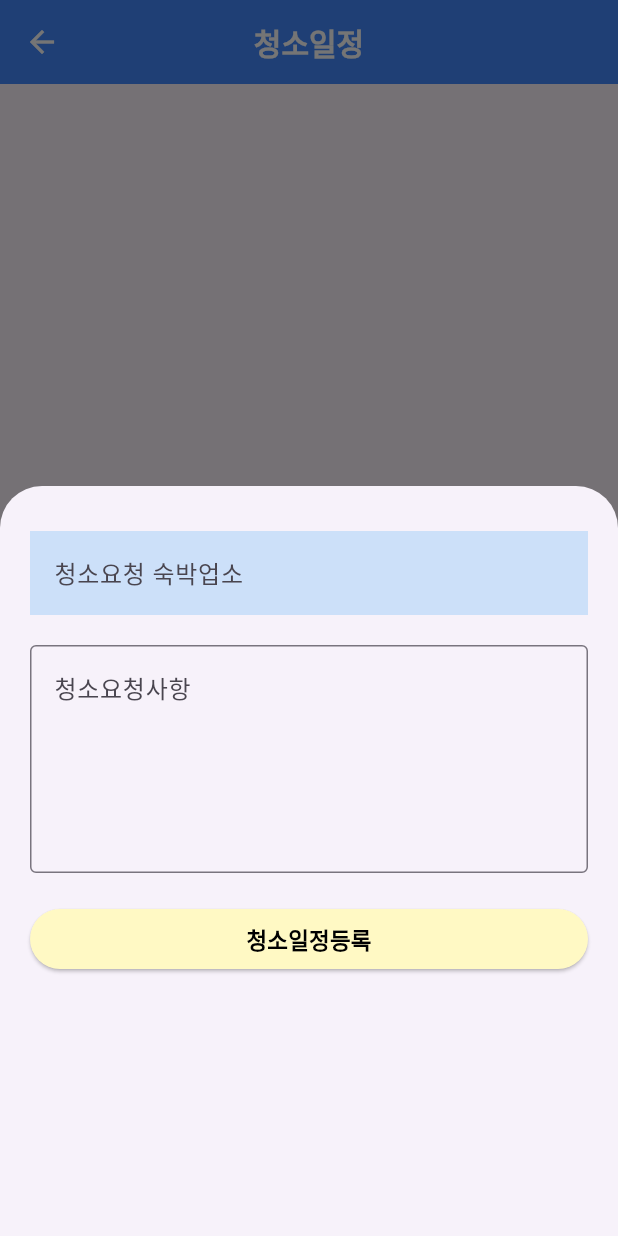
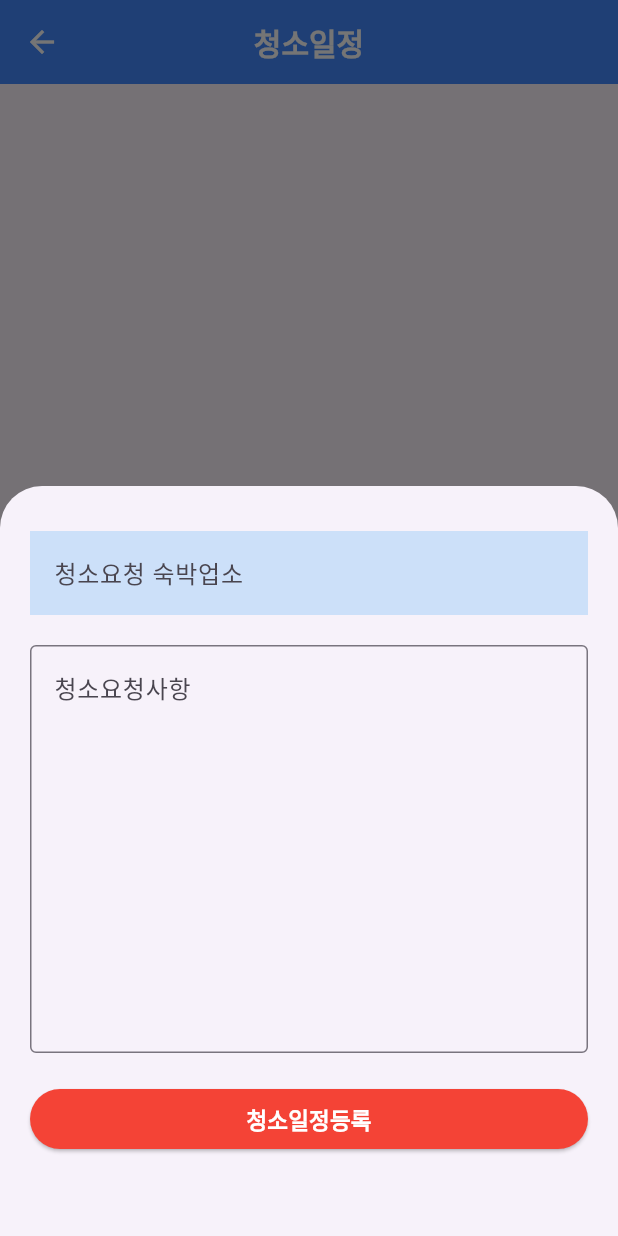
Before and after one commit to gumyeonghun/cleanhai2, a Flutter app: the TodoHomepage screen opened directly, after a tap on the "add" icon, on a phone screen of 412 x 824 dp. Run offline on Flutter 3.47's test engine with Material 3 defaults, Android fonts, the phone set to English and light mode, and no system bars; our stand-ins replace cloud_firestore, firebase_auth, firebase_core, flutter_chat_bubble, modal_progress_hud_nsn; accounts and stored records are empty.

Commit message:
todo 과제 겸 개발2

```diff
--- a/lib/screens/main_screen.dart
+++ b/lib/screens/main_screen.dart
@@ -361,6 +361,7 @@ class _LoginSignupScreenState extends State<LoginSignupScreen> {
                                         height: 15,
                                       ),
                                       TextFormField(
+                                        obscureText: true,
                                         key: ValueKey(5),
                                         validator: (value){
                                           if(value!.isEmpty || value.length < 6){
--- a/lib/tasks/todo_homepage.dart
+++ b/lib/tasks/todo_homepage.dart
@@ -55,9 +55,7 @@ class _TodoHomepageState extends State<TodoHomepage> {
                       labelText: '청소요청 숙박업소',
                       fillColor: Colors.blue.withValues(alpha: 0.2),
                       filled: true,
-                      border:InputBorder.none,
-                                ),
-                  ),
+                      border:InputBorder.none,),                  ),
                   SizedBox(
                     height: 20,
                   ),
@@ -69,13 +67,13 @@ class _TodoHomepageState extends State<TodoHomepage> {
                     TextInputAction.done,
                     keyboardType: TextInputType.text
                     ,
-                    maxLines: 5,
+                    maxLines: 10,
                     controller: controller2,
                     decoration: InputDecoration(
                         border: OutlineInputBorder(
                           borderSide: BorderSide(
                               color: Colors.black,
-                              width: 3.0
+                              width: 5.0
                           ),
                         ),
                         hintText: '청소요청사항'
@@ -86,12 +84,12 @@ class _TodoHomepageState extends State<TodoHomepage> {
                   ),
                   ElevatedButton(
                       style: ElevatedButton.styleFrom(
-                        backgroundColor: Colors.yellow[100],
+                        backgroundColor: Colors.red[500],
                       ),
                       onPressed: (){
                    onCreate();
                   },
-                      child: Text('청소일정등록',style: TextStyle(fontWeight: FontWeight.bold, fontSize: 15, color: Colors.black),))
+                      child: Text('청소일정등록',style: TextStyle(fontWeight: FontWeight.bold, fontSize: 15, color: Colors.white),))
                   ]
               ),
             )
```
